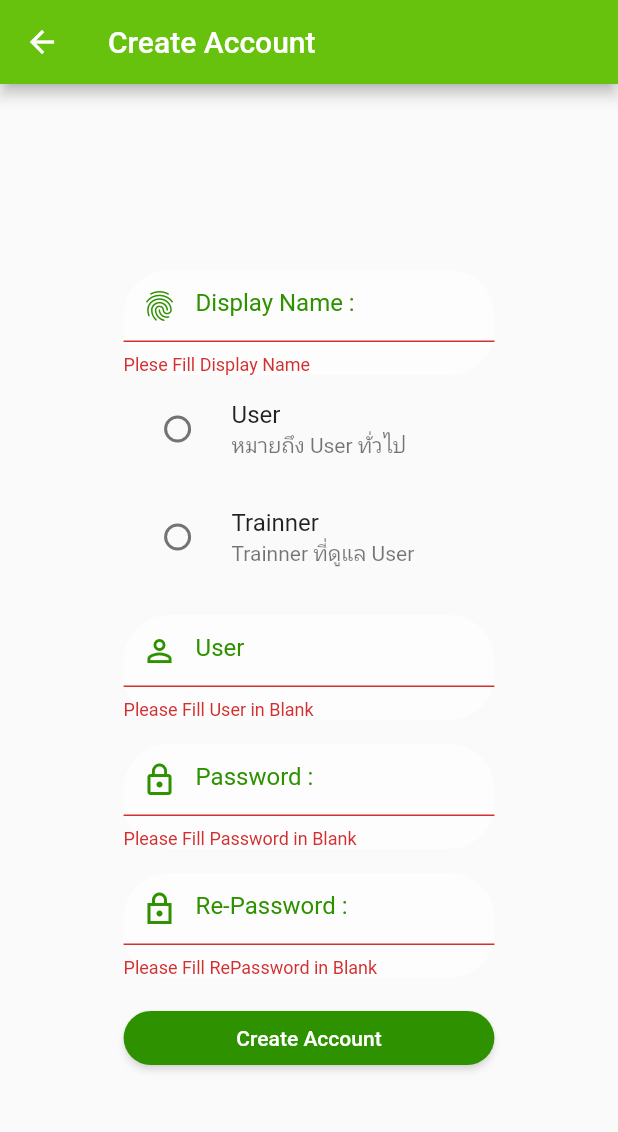
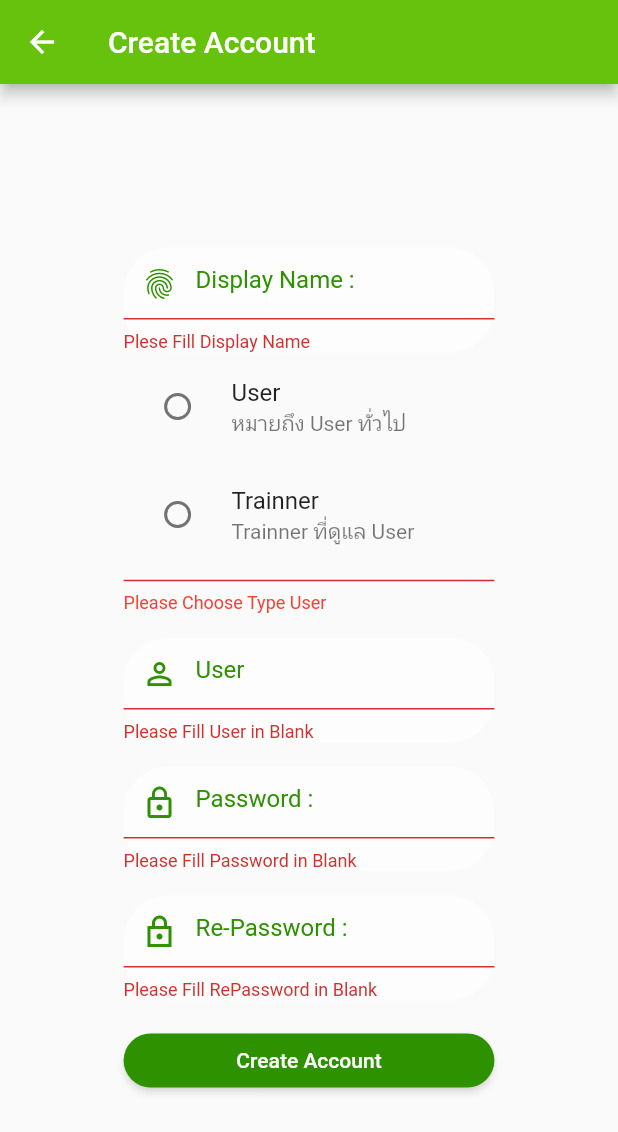
Before and after one commit to masterUNG/CareBMI, a Flutter app: the CreateAccount screen opened by its route, after a tap on "Create Account", on a phone screen of 412 x 824 dp. Shown: the top 1132 px of the screen. Run offline on Flutter 3.47's test engine with Material 2 defaults, Android fonts, the phone set to English and light mode, and no system bars; our stand-ins replace introduction_screen, shared_preferences; accounts and stored records are empty.

Commit message:
finish 19Feb

```diff
--- a/lib/states/create_account.dart
+++ b/lib/states/create_account.dart
@@ -9,6 +9,7 @@ class CreateAccount extends StatefulWidget {
 class _CreateAccountState extends State<CreateAccount> {
   String typeUser, name, user, password, repassword;
   final formKey = GlobalKey<FormState>();
+  bool statusRadio = true;
 
   Container buildDisplayName(BuildContext context) {
     return Container(
@@ -107,6 +108,7 @@ class _CreateAccountState extends State<CreateAccount> {
               children: [
                 buildDisplayName(context),
                 buildTypeUser(context),
+                statusRadio ? SizedBox() : buildValidateRadio(context),
                 buildUser(context),
                 buildPassword(context),
                 buildRePassword(context),
@@ -119,6 +121,25 @@ class _CreateAccountState extends State<CreateAccount> {
     );
   }
 
+  Container buildValidateRadio(BuildContext context) {
+    return Container(
+      width: MediaQuery.of(context).size.width * 0.6,
+      child: Column(
+        crossAxisAlignment: CrossAxisAlignment.start,
+        children: [
+          Divider(
+            color: Colors.red.shade700,
+            thickness: 1.0,
+          ),
+          Text(
+            'Please Choose Type User',
+            style: TextStyle(color: Colors.red, fontSize: 12),
+          ),
+        ],
+      ),
+    );
+  }
+
   Container buildCreateAccount(BuildContext context) {
     return Container(
       margin: EdgeInsets.only(top: 16),
@@ -126,10 +147,20 @@ class _CreateAccountState extends State<CreateAccount> {
       child: ElevatedButton(
         style: MyStyle().buttonStyle(),
         onPressed: () {
-          if (formKey.currentState.validate()) {
+          if (formKey.currentState.validate() && typeUser != null) {
             formKey.currentState.save();
+            print('data Complease');
           }
-          print('name ==>> $name');
+
+          if (typeUser == null) {
+            setState(() {
+              statusRadio = false;
+            });
+          } else {
+            setState(() {
+              statusRadio = true;
+            });
+          }
         },
         child: Text('Create Account'),
       ),
```
